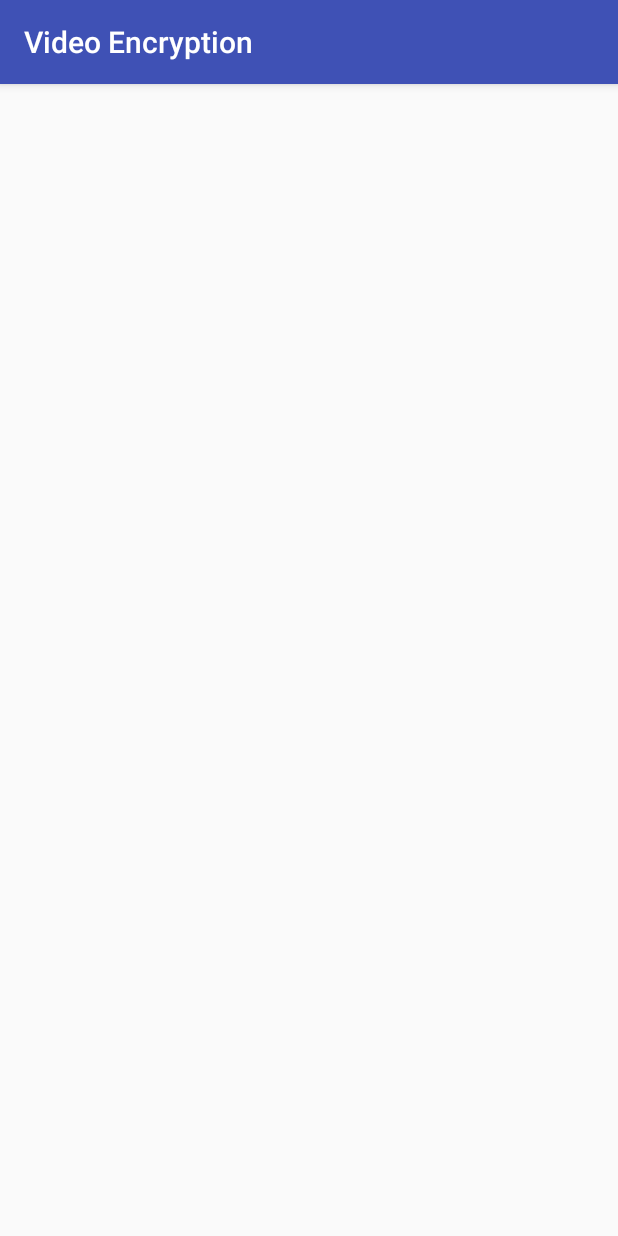
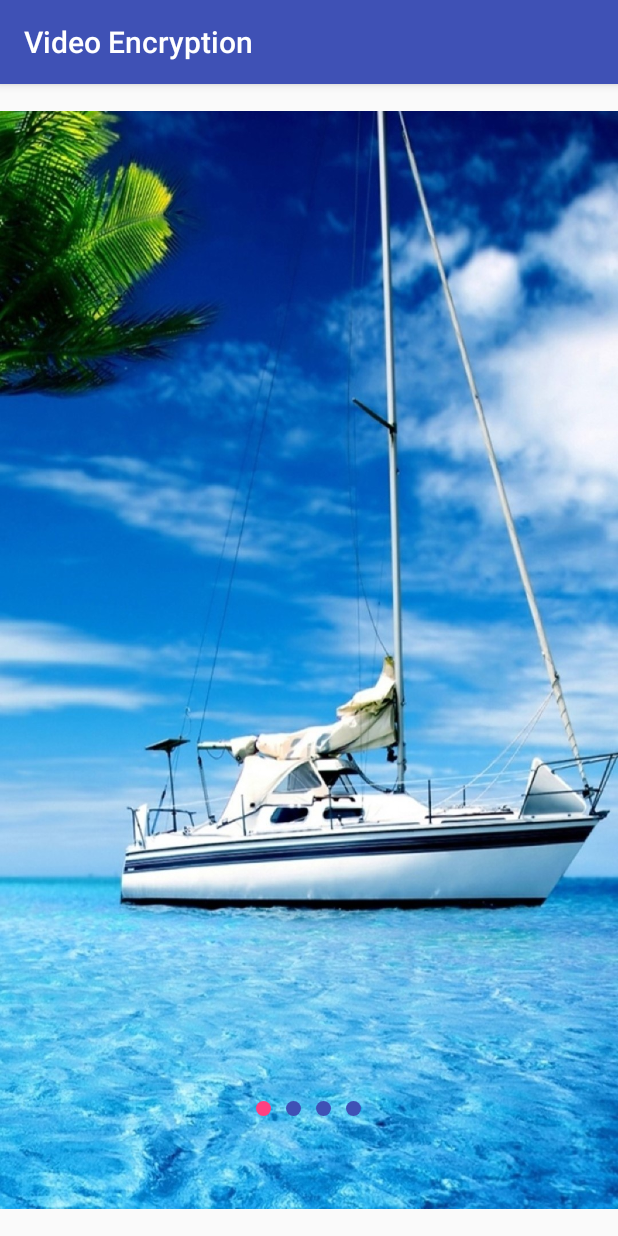
Before and after one commit to liurenyi/YXApplication, an Android app: the screen it shows after launch (Main2Activity before the commit, WelcomeActivity after it), on a phone screen of 412 x 824 dp. Run offline under Robolectric (Android 15) with nearby library versions, the phone set to English and light mode, and no system bars.

Commit message:
2018.2.6 09:30
(videoencryption)

1.  欢迎界面+权限请求

```diff
--- a/videoencryption/src/main/AndroidManifest.xml
+++ b/videoencryption/src/main/AndroidManifest.xml
@@ -4,6 +4,9 @@
 
     <uses-permission android:name="android.permission.READ_EXTERNAL_STORAGE" />
     <uses-permission android:name="android.permission.WRITE_EXTERNAL_STORAGE" />
+    <uses-permission android:name="android.permission.ACCESS_COARSE_LOCATION" />
+    <uses-permission android:name="android.permission.ACCESS_FINE_LOCATION" />
+    <uses-permission android:name="android.permission.READ_PHONE_STATE" />
 
     <application
         android:allowBackup="true"
@@ -14,16 +17,15 @@
         android:theme="@style/AppTheme">
         <activity android:name=".MainActivity" />
         <activity android:name=".rxjava.EncryptFileActivity" />
-        <activity android:name=".Main2Activity">
+        <activity android:name=".Main2Activity" />
+        <activity android:name=".ui.PermissionActivity" />
+        <activity android:name=".ui.WelcomeActivity">
             <intent-filter>
                 <action android:name="android.intent.action.MAIN" />
 
                 <category android:name="android.intent.category.LAUNCHER" />
             </intent-filter>
         </activity>
-        <activity android:name=".ui.PermissionActivity">
-
-        </activity>
     </application>
 
 </manifest>
--- /dev/null
+++ b/videoencryption/src/main/java/com/example/videoencryption/ui/WelcomeActivity.java
@@ -0,0 +1,163 @@
+package com.example.videoencryption.ui;
+
+import android.Manifest;
+import android.content.pm.PackageManager;
+import android.os.Build;
+import android.os.Bundle;
+import android.support.annotation.NonNull;
+import android.support.v4.app.ActivityCompat;
+import android.support.v4.content.ContextCompat;
+import android.support.v4.view.PagerAdapter;
+import android.support.v4.view.ViewPager;
+import android.support.v7.app.AppCompatActivity;
+import android.view.View;
+import android.view.ViewGroup;
+import android.widget.ImageView;
+import android.widget.LinearLayout;
+
+import com.example.videoencryption.R;
+import com.example.videoencryption.util.MethodUtil;
+
+import java.util.ArrayList;
+import java.util.List;
+
+public class WelcomeActivity extends AppCompatActivity {
+
+    public ViewPager viewPager_main;
+    public List<View> list;
+    public ImageView[] dots;
+    public LinearLayout linearLayout;
+    private int[] imgIds = new int[]{R.drawable.welcome1, R.drawable.welcome2, R.drawable.welcome3,
+            R.drawable.welcome4};
+    private List<String> permissons = new ArrayList<>();
+
+    @Override
+    protected void onCreate(Bundle savedInstanceState) {
+        super.onCreate(savedInstanceState);
+        setContentView(R.layout.activity_welcome);
+        if (Build.VERSION.SDK_INT >= 23) {
+            checkAppPermission();
+        }
+        viewPager_main = (ViewPager) findViewById(R.id.viewPager_main);
+        list = new ArrayList<>();
+        for (int imgId : imgIds) {
+            ImageView imgView = new ImageView(this);
+            imgView.setImageResource(imgId);
+            list.add(imgView);
+        }
+        viewPager_main.setAdapter(new MyAdapter(list));
+        viewPager_main.setOnPageChangeListener(new ViewPager.OnPageChangeListener() {
+            @Override
+            public void onPageScrolled(int position, float positionOffset, int positionOffsetPixels) {
+
+            }
+
+            @Override
+            public void onPageSelected(int position) {
+                for (int j = 0; j < dots.length; j++) {
+                    dots[j].setEnabled(true);
+                }
+                dots[position].setEnabled(false);
+            }
+
+            @Override
+            public void onPageScrollStateChanged(int state) {
+
+            }
+        });
+        initDots();
+    }
+
+    /**
+     * 检查app权限
+     */
+    private void checkAppPermission() {
+        if (ContextCompat.checkSelfPermission(WelcomeActivity.this, Manifest.permission.
+                READ_PHONE_STATE) != PackageManager.PERMISSION_GRANTED) {
+            permissons.add(Manifest.permission.READ_PHONE_STATE);
+        }
+        if (ContextCompat.checkSelfPermission(WelcomeActivity.this, Manifest.permission.
+                WRITE_EXTERNAL_STORAGE) != PackageManager.PERMISSION_GRANTED) {
+            permissons.add(Manifest.permission.WRITE_EXTERNAL_STORAGE);
+        }
+        if (ContextCompat.checkSelfPermission(WelcomeActivity.this, Manifest.permission.
+                ACCESS_COARSE_LOCATION) != PackageManager.PERMISSION_GRANTED) {
+            permissons.add(Manifest.permission.ACCESS_COARSE_LOCATION);
+        }
+        if (ContextCompat.checkSelfPermission(WelcomeActivity.this, Manifest.permission.
+                ACCESS_FINE_LOCATION) != PackageManager.PERMISSION_GRANTED) {
+            permissons.add(Manifest.permission.ACCESS_FINE_LOCATION);
+        }
+        if (!permissons.isEmpty()) {
+            String[] permisson = permissons.toArray(new String[permissons.size()]);
+            ActivityCompat.requestPermissions(WelcomeActivity.this, permisson, 1);
+        }
+    }
+
+    @Override
+    public void onRequestPermissionsResult(int requestCode, @NonNull String[] permissions, @NonNull int[] grantResults) {
+        switch (requestCode) {
+            case 1:
+                if (grantResults.length > 0) {
+                    for (int result : grantResults) {
+                        if (result != PackageManager.PERMISSION_GRANTED) {
+                            MethodUtil.toast(WelcomeActivity.this, "必须同意此权限才能正常使用App");
+                            finish();
+                        }
+                    }
+                }
+                break;
+        }
+    }
+
+    private void initDots() {
+        linearLayout = (LinearLayout) this.findViewById(R.id.layout_main);
+        dots = new ImageView[imgIds.length];
+        for (int i = 0; i < imgIds.length; i++) {
+            dots[i] = (ImageView) linearLayout.getChildAt(i);
+            dots[i].setEnabled(true);
+            dots[i].setTag(i);
+            dots[i].setOnClickListener(new View.OnClickListener() {
+                @Override
+                public void onClick(View view) {
+                    //viewPager_main.setCurrentItem((Integer) v.getTag());
+                }
+            });
+            dots[0].setEnabled(false);
+        }
+    }
+
+    private class MyAdapter extends PagerAdapter {
+
+        private List<View> list;
+
+        private MyAdapter(List<View> list) {
+            this.list = list;
+        }
+
+        @Override
+        public int getCount() {
+            if (list != null) {
+                return list.size();
+            }
+            return 0;
+        }
+
+        @Override
+        public boolean isViewFromObject(View view, Object object) {
+            return view == object;
+        }
+
+        @Override
+        public Object instantiateItem(ViewGroup container, int position) {
+            container.addView(list.get(position));
+            return list.get(position);
+        }
+
+        @Override
+        public void destroyItem(ViewGroup container, int position, Object object) {
+            container.removeView(list.get(position));
+        }
+    }
+
+}
--- /dev/null
+++ b/videoencryption/src/main/res/drawable/dot1.xml
@@ -0,0 +1,11 @@
+<?xml version="1.0" encoding="utf-8"?>
+<shape xmlns:android="http://schemas.android.com/apk/res/android"
+    android:shape="oval">
+
+    <solid android:color="@color/colorPrimary" />
+
+    <size
+        android:width="20dp"
+        android:height="20dp" />
+
+</shape>
--- /dev/null
+++ b/videoencryption/src/main/res/drawable/dot2.xml
@@ -0,0 +1,11 @@
+<?xml version="1.0" encoding="utf-8"?>
+<shape xmlns:android="http://schemas.android.com/apk/res/android"
+    android:shape="oval">
+
+    <solid android:color="@color/colorAccent" />
+
+    <size
+        android:width="20dp"
+        android:height="20dp" />
+
+</shape>
--- /dev/null
+++ b/videoencryption/src/main/res/drawable/select_dot.xml
@@ -0,0 +1,7 @@
+<?xml version="1.0" encoding="utf-8"?>
+<selector xmlns:android="http://schemas.android.com/apk/res/android">
+
+    <item android:drawable="@drawable/dot1" android:state_enabled="true" />
+    <item android:drawable="@drawable/dot2" android:state_enabled="false" />
+
+</selector>
--- /dev/null
+++ b/videoencryption/src/main/res/layout/activity_welcome.xml
@@ -0,0 +1,59 @@
+<?xml version="1.0" encoding="utf-8"?>
+<RelativeLayout xmlns:android="http://schemas.android.com/apk/res/android"
+    xmlns:tools="http://schemas.android.com/tools"
+    android:layout_width="match_parent"
+    android:layout_height="match_parent"
+    tools:context="com.example.videoencryption.ui.WelcomeActivity">
+
+    <android.support.v4.view.ViewPager
+        android:id="@+id/viewPager_main"
+        android:layout_width="wrap_content"
+        android:layout_height="match_parent" />
+
+    <LinearLayout
+        android:id="@+id/layout_main"
+        android:layout_width="wrap_content"
+        android:layout_height="wrap_content"
+        android:layout_alignParentBottom="true"
+        android:layout_centerHorizontal="true"
+        android:layout_marginBottom="80dp"
+        android:orientation="horizontal">
+
+        <ImageView
+            android:layout_width="wrap_content"
+            android:layout_height="wrap_content"
+            android:layout_marginRight="10dp"
+            android:adjustViewBounds="true"
+            android:scaleType="centerCrop"
+            android:maxWidth="10dp"
+            android:src="@drawable/select_dot" />
+
+        <ImageView
+            android:layout_width="wrap_content"
+            android:layout_height="wrap_content"
+            android:layout_marginRight="10dp"
+            android:adjustViewBounds="true"
+            android:maxWidth="10dp"
+            android:scaleType="centerCrop"
+            android:src="@drawable/select_dot" />
+
+        <ImageView
+            android:layout_width="wrap_content"
+            android:layout_height="wrap_content"
+            android:layout_marginRight="10dp"
+            android:adjustViewBounds="true"
+            android:maxWidth="10dp"
+            android:scaleType="centerCrop"
+            android:src="@drawable/select_dot" />
+
+        <ImageView
+            android:layout_width="wrap_content"
+            android:layout_height="wrap_content"
+            android:adjustViewBounds="true"
+            android:maxWidth="10dp"
+            android:scaleType="centerCrop"
+            android:src="@drawable/select_dot" />
+
+    </LinearLayout>
+
+</RelativeLayout>
--- a/videoencryption/src/main/res/values/strings.xml
+++ b/videoencryption/src/main/res/values/strings.xml
@@ -1,3 +1,4 @@
 <resources>
     <string name="app_name">Video Encryption</string>
+    <string name="app_name_1">忘记密码</string>
 </resources>
```
Also changed, not shown: videoencryption/src/main/res/drawable/welcome1.jpg (added), videoencryption/src/main/res/drawable/welcome2.jpg (added), videoencryption/src/main/res/drawable/welcome3.jpg (added), videoencryption/src/main/res/drawable/welcome4.jpg (added).
